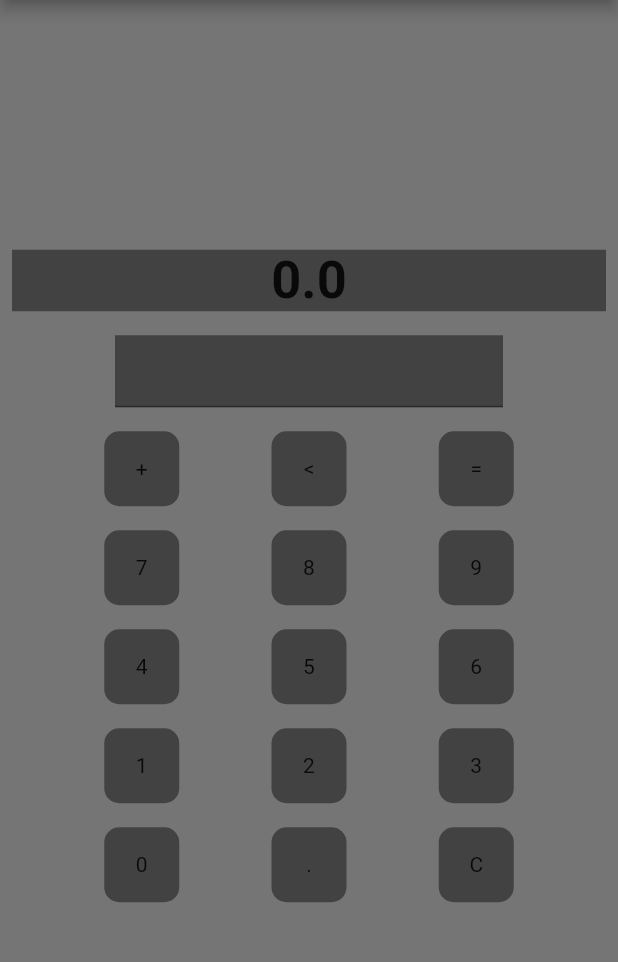
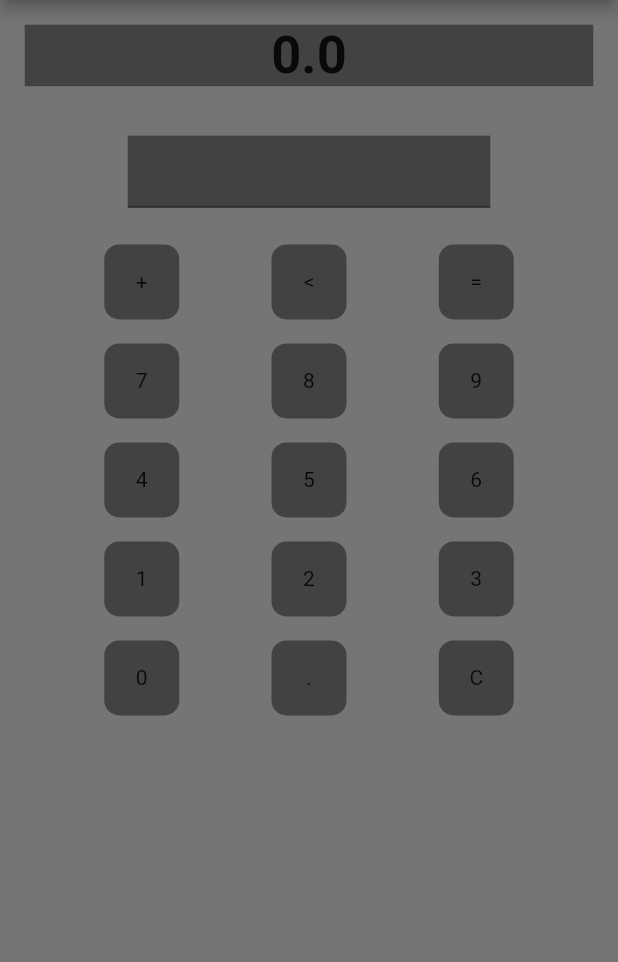
Before and after one commit to emirssahin/calculatorApp, a Flutter app: the screen it shows after launch, on a phone screen of 412 x 824 dp, the part 84-1046 px from its top. Run offline on Flutter 3.47's test engine with Material 2 defaults, Android fonts, the phone set to English and light mode, and no system bars.

Commit message:
initial commitm

```diff
--- a/lib/main.dart
+++ b/lib/main.dart
@@ -42,17 +42,19 @@ class _MyHomePageState extends State<MyHomePage> {
       appBar: AppBar(
         title: Text("Calculator"),
       ),
-      body: Center(
+      body: SingleChildScrollView(
+        child: Center(
           child: Column(
             mainAxisAlignment: MainAxisAlignment.center,
             children: <Widget>[
               Padding(
-              padding: const EdgeInsets.all(8.0),
+                padding: EdgeInsets.all(screenHeight / 50),
                 child: Container(
                   child: Center(
                     child: Text(
                       "$result",
-                    style: TextStyle(fontSize: 35, fontWeight: FontWeight.bold),
+                      style:
+                          TextStyle(fontSize: 35, fontWeight: FontWeight.bold),
                     ),
                   ),
                   color: Colors.grey.shade800,
@@ -62,11 +64,12 @@ class _MyHomePageState extends State<MyHomePage> {
               SizedBox(
                 width: screenWidth / 1.5,
                 child: Padding(
-                padding: const EdgeInsets.all(8.0),
+                  padding: EdgeInsets.all(screenHeight / 50),
                   child: Container(
                     child: Visibility(
                       visible: control,
                       child: TextField(
+                        keyboardType: TextInputType.number,
                         controller: tfController,
                       ),
                     ),
@@ -104,7 +107,9 @@ class _MyHomePageState extends State<MyHomePage> {
                         String s = "";
                         var l1 = [];
                         if (tfController.text.length > 1) {
-                        for (var i = 0; i < tfController.text.length - 1; i++) {
+                          for (var i = 0;
+                              i < tfController.text.length - 1;
+                              i++) {
                             s += tfController.text[i];
                           }
                           tfController.text = s;
@@ -424,6 +429,7 @@ class _MyHomePageState extends State<MyHomePage> {
             ],
           ),
         ),
+      ),
     );
   }
 }
```
Lines whose indentation alone changed are shown as unchanged.
